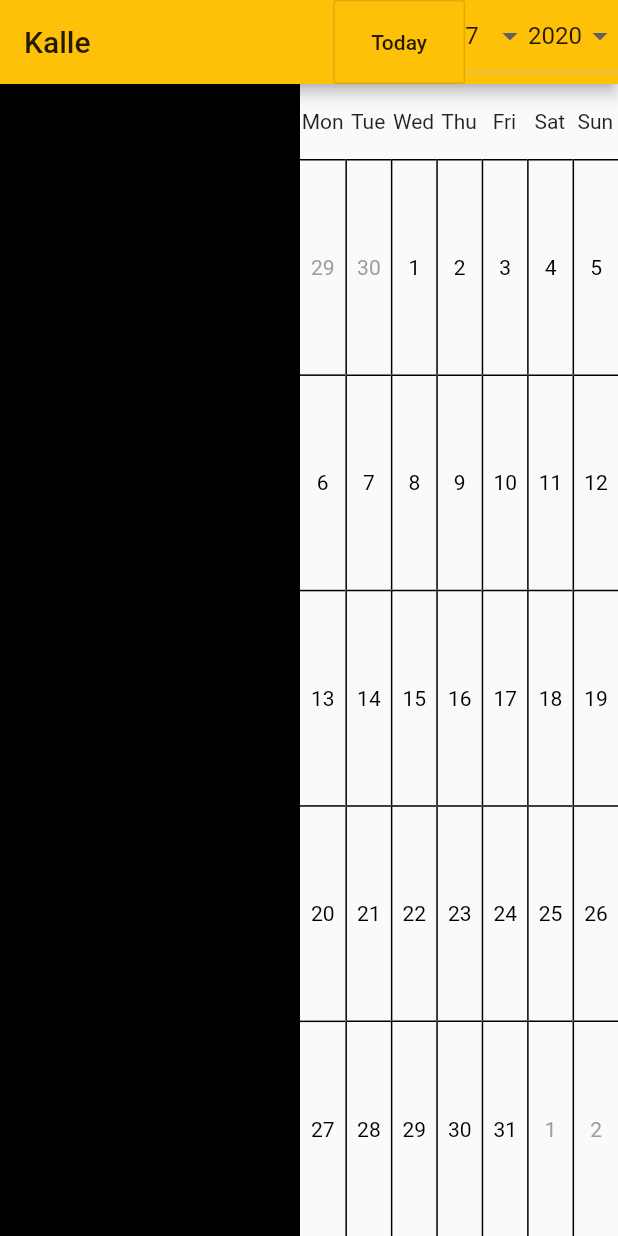
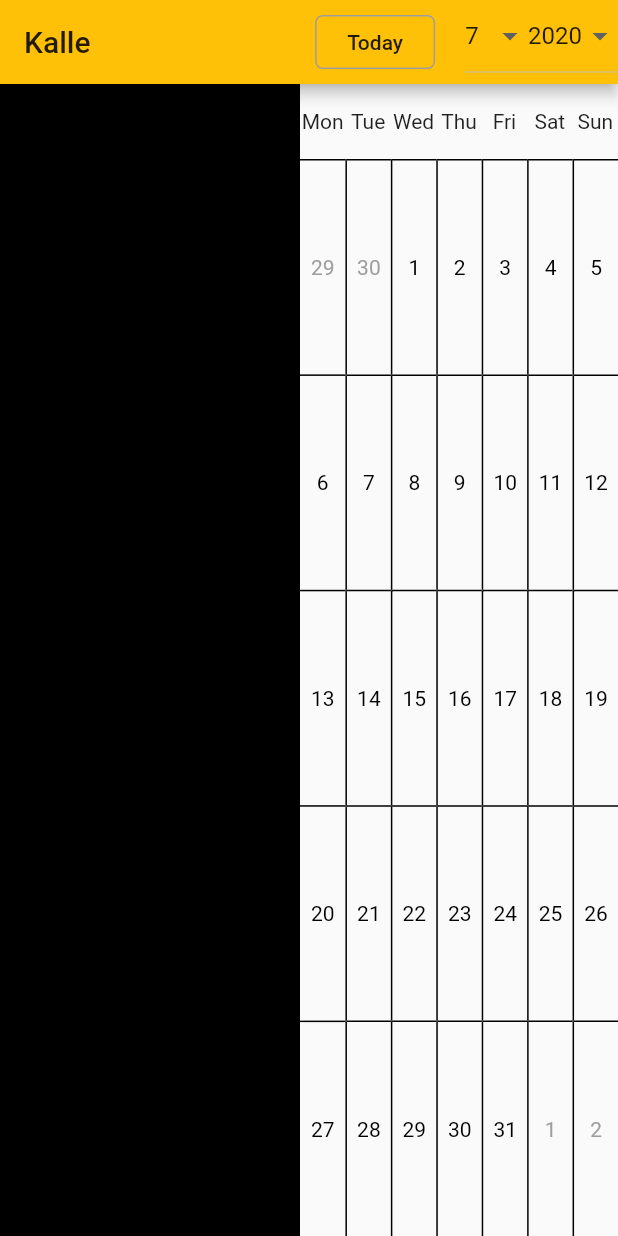
Before and after one commit to fosscom/kalle, a Flutter app: the screen it shows after launch, after a tap on "Today", on a phone screen of 412 x 824 dp. Run offline on Flutter 3.47's test engine with Material 2 defaults, Android fonts, the phone set to English and light mode, and no system bars.

Commit message:
restyled today button

```diff
--- a/lib/main.dart
+++ b/lib/main.dart
@@ -47,14 +47,23 @@ class _MyHomePageState extends State<MyHomePage> {
       appBar: AppBar(
         title: Text(widget.title),
         actions: [
-          OutlineButton(
-            onPressed: () {
-              setState(() {
-                month = today.month;
-                year = today.year;
-              });
-            },
-            child: Text("Today"),
+          Container(
+            child: FlatButton(
+              materialTapTargetSize: MaterialTapTargetSize.shrinkWrap,
+              onPressed: () {
+                setState(() {
+                  year = this.today.year;
+                  month = this.today.month;
+                });
+              },
+              child: Text("Today"),
+              padding: EdgeInsets.all(0.0),
+            ),
+            margin: EdgeInsets.fromLTRB(10, 10, 20, 10),
+            width: 80,
+            decoration: BoxDecoration(
+                borderRadius: BorderRadius.all(Radius.circular(5)),
+                border: Border.all(color: Colors.grey)),
           ),
           DropdownButton<int>(
               value: month,
```
